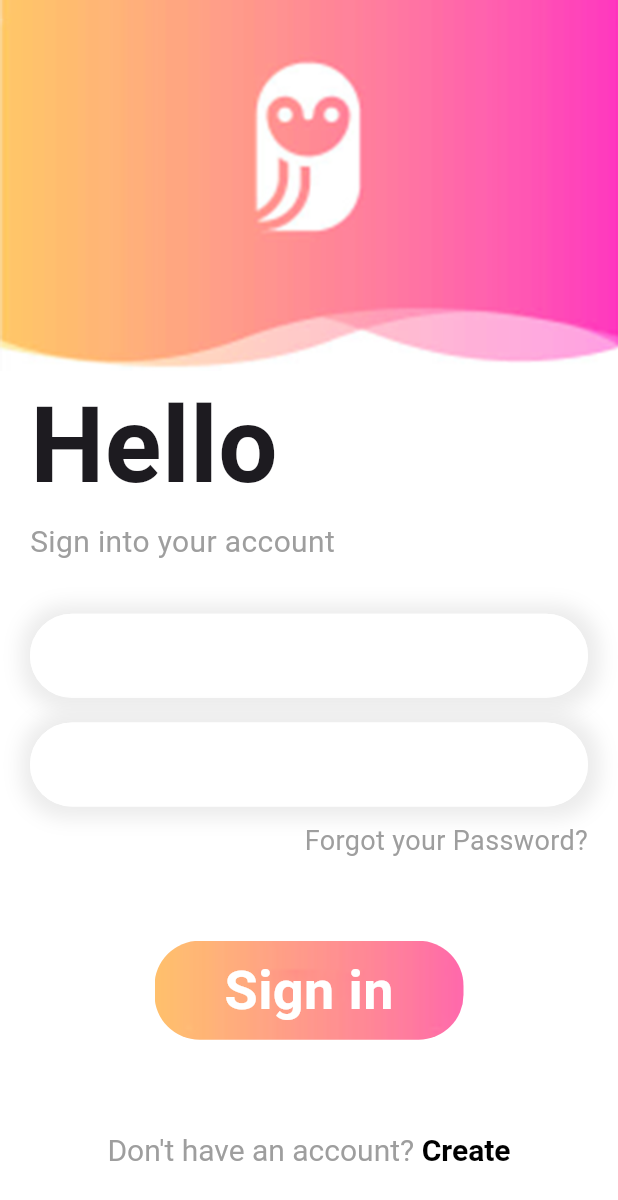
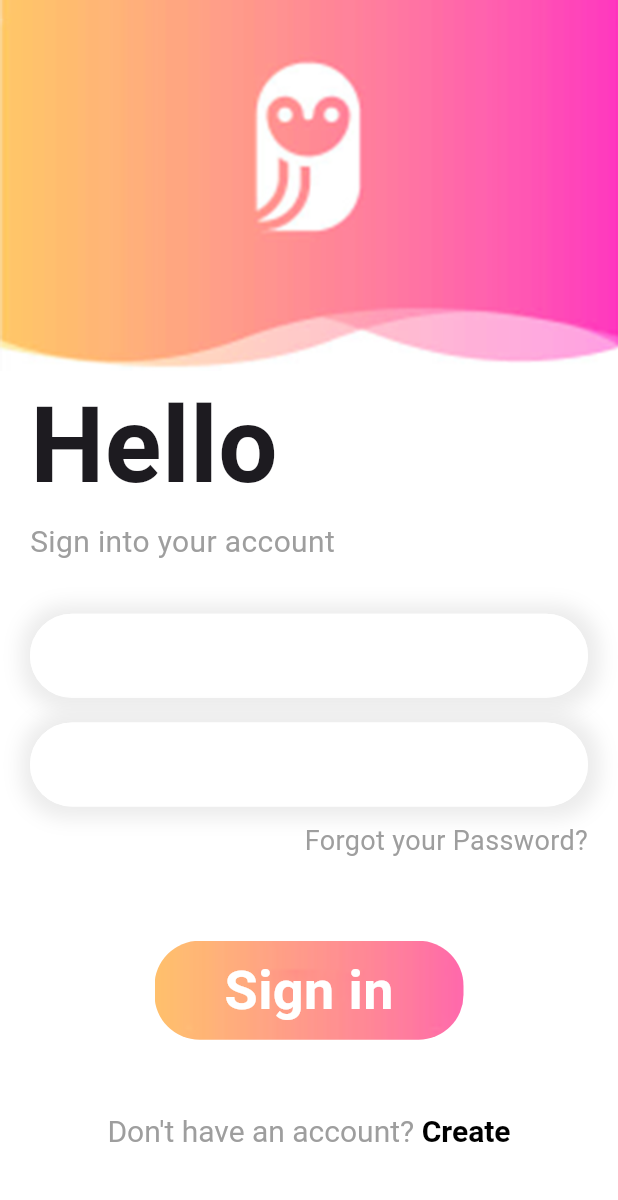
Before and after one commit to zyvix/simple_log, a Flutter app: the screen it shows after launch, on a phone screen of 412 x 824 dp. Shown: the top 1200 px of the screen. Run offline on Flutter 3.47's test engine with Material 2 defaults, Android fonts, the phone set to English and light mode, and no system bars.

Commit message:
render flex fixed

```diff
--- a/lib/login_page.dart
+++ b/lib/login_page.dart
@@ -162,7 +162,7 @@ class _LoginPageState extends State<LoginPage> {
               ),
             ),
           ),
-          SizedBox(height: h*0.075,),
+          SizedBox(height: h*0.06,),
           RichText(text: TextSpan(
             text: "Don't have an account?",
             style: TextStyle(
```
